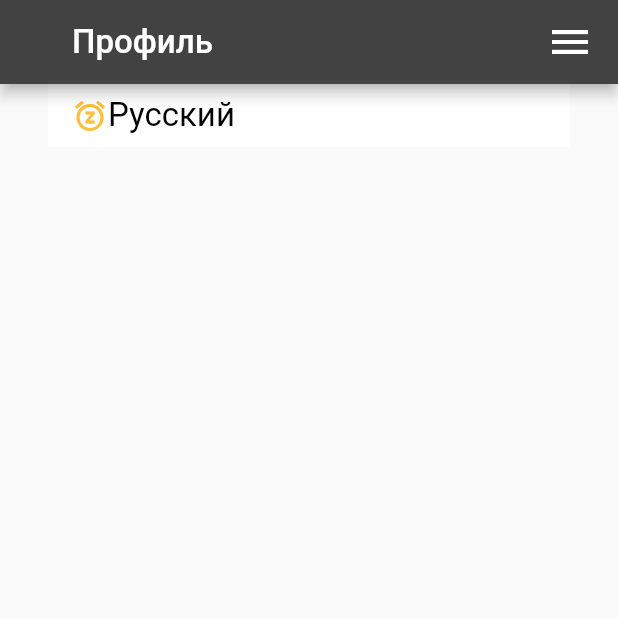
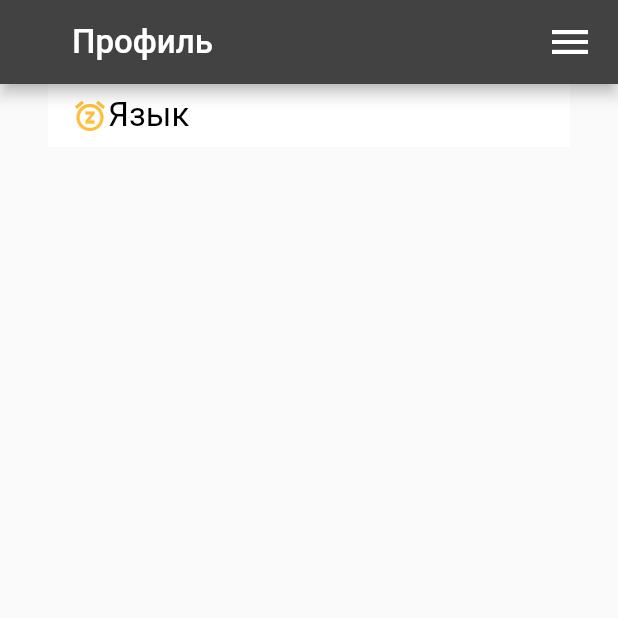
Before and after one commit to ZhdankovAlex/CheckBox, a Flutter app: the screen it shows after launch, on a phone screen of 412 x 824 dp, the top half of it. Run offline on Flutter 3.47's test engine with Material 2 defaults, Android fonts, the phone set to English and light mode, and no system bars.

Commit message:
checkboxes on overlay_entry successfully work! Header "Language" too! Yeah, b*tches!

```diff
--- a/lib/dropdown.dart
+++ b/lib/dropdown.dart
@@ -19,9 +19,11 @@ class _CustomDropdownState extends State<CustomDropdown>{
   double height, width, xPosition, yPosition;
 
   @override
+  //вызовется один раз (до build, видимо, хотя хз на самом деле)
   void initState(){
+    //костыль. инициализируем текст нашей плашки с языком.
     if(widget.our_language == null){
-      widget.our_language = new Language(language: "Русский");
+      widget.our_language = new Language(language: "Язык");
     }
     actionKey = LabeledGlobalKey(widget.our_language.language);
     super.initState();
@@ -66,13 +68,14 @@ class _CustomDropdownState extends State<CustomDropdown>{
   }
 
   @override
+  //запускается многократно - как только изменим содержимое
   Widget build(BuildContext context){
     final container = StateContainer.of(context);
     if(container.our_language != null){
       widget.our_language = container.our_language;
     }
     else{
-      widget.our_language = new Language(language: "Русский");
+      widget.our_language = new Language(language: "Язык");
     }
 
     return GestureDetector(
--- a/lib/state_container.dart
+++ b/lib/state_container.dart
@@ -23,7 +23,7 @@ class StateContainerState extends State<StateContainer>{
     if(our_language == null) {
       our_language = new Language(language: current_language);
       setState(() {
-        our_language = current_language;
+        our_language.language = current_language;
       });
     }
     else{
```
Also changed, not shown: lib/checkboxList.dart (+9 -8 lines).
